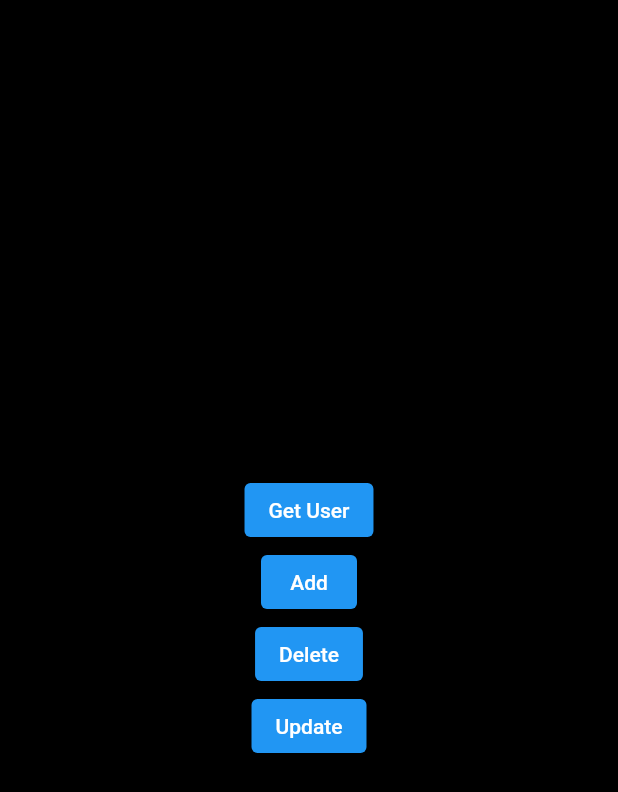
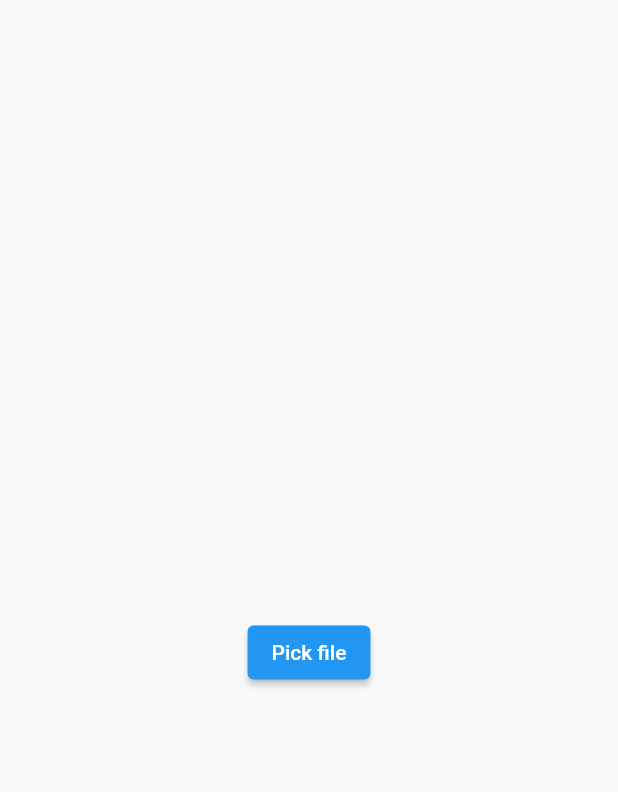
Before and after one commit to qahor0v/fire16, a Flutter app: the screen it shows after launch, on a phone screen of 412 x 824 dp. Shown: the top 792 px of the screen. Run offline on Flutter 3.47's test engine with Material 2 defaults, Android fonts, the phone set to English and light mode, and no system bars; our stand-ins replace cloud_firestore, file_picker, firebase_core, firebase_database, firebase_storage; accounts and stored records are empty.

Commit message:
APP: Firebase Storage Added

```diff
--- /dev/null
+++ b/lib/firebase_storage_services.dart
@@ -0,0 +1,17 @@
+import 'dart:developer';
+import 'dart:io';
+
+import 'package:firebase_storage/firebase_storage.dart';
+
+class FirebaseStorageServices {
+  static final storageRef = FirebaseStorage.instance.ref();
+  static const String folder = "movies";
+
+  Future<String?> upload(File file) async {
+    final movieName = file.path.split("/").last;
+    log(movieName);
+    final movie = storageRef.child("$folder/$movieName");
+    await movie.putFile(file);
+    return movie.getDownloadURL();
+  }
+}
--- a/lib/main.dart
+++ b/lib/main.dart
@@ -1,3 +1,4 @@
+import 'package:fire16/upload_page.dart';
 import 'package:firebase_core/firebase_core.dart';
 import 'package:flutter/material.dart';
 
@@ -16,7 +17,7 @@ class MyApp extends StatelessWidget {
   Widget build(BuildContext context) {
     return const MaterialApp(
       debugShowCheckedModeBanner: false,
-      home: HomePage(),
+      home: UploadPage(),
     );
   }
 }
--- /dev/null
+++ b/lib/upload_page.dart
@@ -0,0 +1,46 @@
+import 'dart:developer';
+import 'dart:io';
+
+import 'package:file_picker/file_picker.dart';
+import 'package:fire16/firebase_storage_services.dart';
+import 'package:flutter/material.dart';
+
+class UploadPage extends StatefulWidget {
+  const UploadPage({super.key});
+
+  @override
+  State<UploadPage> createState() => _UploadPageState();
+}
+
+class _UploadPageState extends State<UploadPage> {
+  String fileName = '';
+  FilePickerResult? result;
+
+  @override
+  Widget build(BuildContext context) {
+    return Scaffold(
+      body: Column(
+        mainAxisAlignment: MainAxisAlignment.center,
+        crossAxisAlignment: CrossAxisAlignment.center,
+        children: [
+          Text(fileName),
+          const SizedBox(height: 30),
+          Center(
+            child: ElevatedButton(
+              onPressed: () async {
+                result = await FilePicker.platform.pickFiles();
+                if (result != null) {
+                  File file = File(result!.files.single.path!);
+                  log(file.path);
+                  final url = await FirebaseStorageServices().upload(file);
+                  log(url.toString());
+                }
+              },
+              child: const Text("Pick file"),
+            ),
+          )
+        ],
+      ),
+    );
+  }
+}
--- a/pubspec.yaml
+++ b/pubspec.yaml
@@ -38,6 +38,8 @@ dependencies:
   firebase_core: ^2.17.0
   cloud_firestore: ^4.9.3
   firebase_database: ^10.3.0
+  firebase_storage: ^11.3.1
+  file_picker: ^6.0.0
 
 dev_dependencies:
   flutter_test:
```
Also changed, not shown: pubspec.lock.
